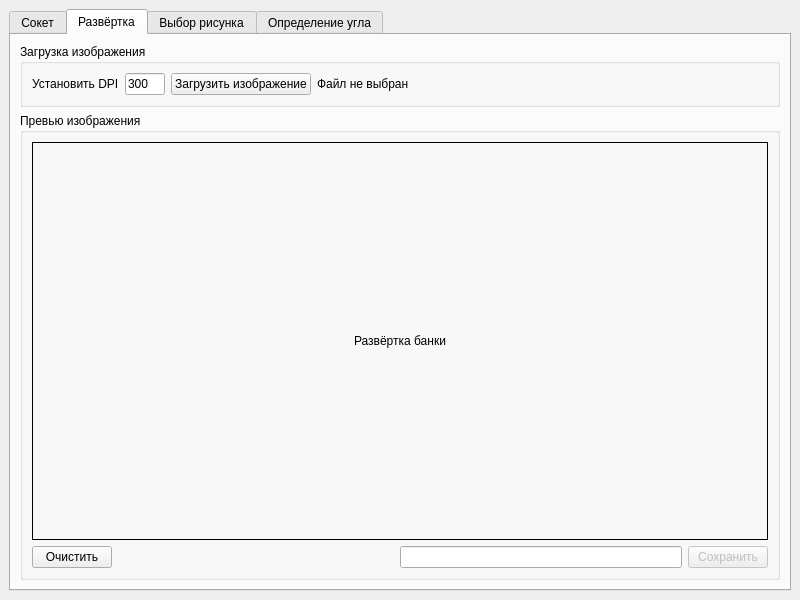
Above: MainWindow.ui from FDzerzhinsky/Qt_AngleRegressor before the change. Below: the same form after it.
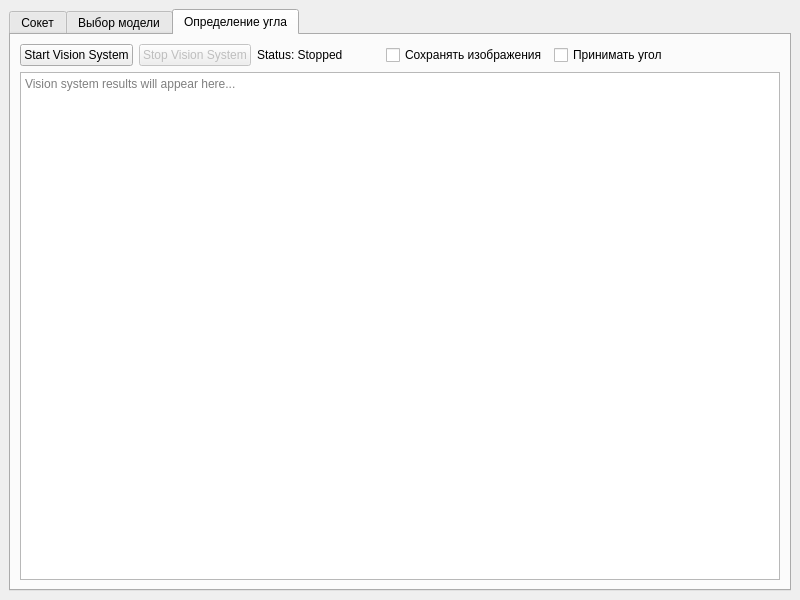
That is the form after the change. The open tabs and pages were chosen to show the change.

Commit message: Переделал GUI, добавил функцию выбора модели .onnx

The edit to the form file:
```diff
--- a/MainWindow.ui
+++ b/MainWindow.ui
@@ -137,167 +137,9 @@
         </item>
        </layout>
       </widget>
-      <widget class="QWidget" name="imageTab">
-       <attribute name="title">
-        <string>Развёртка</string>
-       </attribute>
-       <layout class="QVBoxLayout" name="imageTabLayout">
-        <item>
-         <widget class="QGroupBox" name="loadGroupBox">
-          <property name="sizePolicy">
-           <sizepolicy hsizetype="Preferred" vsizetype="Fixed">
-            <horstretch>0</horstretch>
-            <verstretch>0</verstretch>
-           </sizepolicy>
-          </property>
-          <property name="maximumSize">
-           <size>
-            <width>16777215</width>
-            <height>80</height>
-           </size>
-          </property>
-          <property name="title">
-           <string>Загрузка изображения</string>
-          </property>
-          <layout class="QHBoxLayout" name="loadLayout">
-           <item>
-            <widget class="QLabel" name="setDPILabel">
-             <property name="text">
-              <string>Установить DPI</string>
-             </property>
-            </widget>
-           </item>
-           <item>
-            <widget class="QLineEdit" name="SetDPILineEdit">
-             <property name="sizePolicy">
-              <sizepolicy hsizetype="Fixed" vsizetype="Fixed">
-               <horstretch>0</horstretch>
-               <verstretch>0</verstretch>
-              </sizepolicy>
-             </property>
-             <property name="maximumSize">
-              <size>
-               <width>40</width>
-               <height>16777215</height>
-              </size>
-             </property>
-             <property name="text">
-              <string>300</string>
-             </property>
-            </widget>
-           </item>
-           <item>
-            <widget class="QPushButton" name="loadImageButton">
-             <property name="text">
-              <string>Загрузить изображение</string>
-             </property>
-            </widget>
-           </item>
-           <item>
-            <widget class="QLabel" name="imagePathLabel">
-             <property name="text">
-              <string>Файл не выбран</string>
-             </property>
-            </widget>
-           </item>
-           <item>
-            <spacer name="horizontalSpacer_5">
-             <property name="orientation">
-              <enum>Qt::Orientation::Horizontal</enum>
-             </property>
-             <property name="sizeHint" stdset="0">
-              <size>
-               <width>40</width>
-               <height>20</height>
-              </size>
-             </property>
-            </spacer>
-           </item>
-          </layout>
-         </widget>
-        </item>
-        <item>
-         <widget class="QGroupBox" name="previewGroupBox">
-          <property name="sizePolicy">
-           <sizepolicy hsizetype="Preferred" vsizetype="Expanding">
-            <horstretch>0</horstretch>
-            <verstretch>1</verstretch>
-           </sizepolicy>
-          </property>
-          <property name="title">
-           <string>Превью изображения</string>
-          </property>
-          <layout class="QVBoxLayout" name="previewLayout">
-           <item>
-            <widget class="QLabel" name="imagePreviewLabel">
-             <property name="sizePolicy">
-              <sizepolicy hsizetype="Expanding" vsizetype="Expanding">
-               <horstretch>0</horstretch>
-               <verstretch>1</verstretch>
-              </sizepolicy>
-             </property>
-             <property name="minimumSize">
-              <size>
-               <width>400</width>
-               <height>300</height>
-              </size>
-             </property>
-             <property name="frameShape">
-              <enum>QFrame::Shape::Box</enum>
-             </property>
-             <property name="text">
-              <string>Развёртка банки</string>
-             </property>
-             <property name="alignment">
-              <set>Qt::AlignmentFlag::AlignCenter</set>
-             </property>
-            </widget>
-           </item>
-           <item>
-            <layout class="QHBoxLayout" name="imageActionsLayout">
-             <item>
-              <widget class="QPushButton" name="clearImageButton">
-               <property name="text">
-                <string>Очистить</string>
-               </property>
-              </widget>
-             </item>
-             <item>
-              <spacer name="imageActionsSpacer">
-               <property name="orientation">
-                <enum>Qt::Orientation::Horizontal</enum>
-               </property>
-               <property name="sizeHint" stdset="0">
-                <size>
-                 <width>40</width>
-                 <height>20</height>
-                </size>
-               </property>
-              </spacer>
-             </item>
-             <item>
-              <widget class="QLineEdit" name="netnamelineEdit"/>
-             </item>
-             <item>
-              <widget class="QPushButton" name="processImageButton">
-               <property name="enabled">
-                <bool>false</bool>
-               </property>
-               <property name="text">
-                <string>Сохранить</string>
-               </property>
-              </widget>
-             </item>
-            </layout>
-           </item>
-          </layout>
-         </widget>
-        </item>
-       </layout>
-      </widget>
       <widget class="QWidget" name="resultsTab">
        <attribute name="title">
-        <string>Выбор рисунка</string>
+        <string>Выбор модели</string>
        </attribute>
        <layout class="QVBoxLayout" name="resultsTabLayout">
         <item>
```
Left out of the diff: 2 changed lines with no effect on the pictures. The commit also changes 4 other files.
